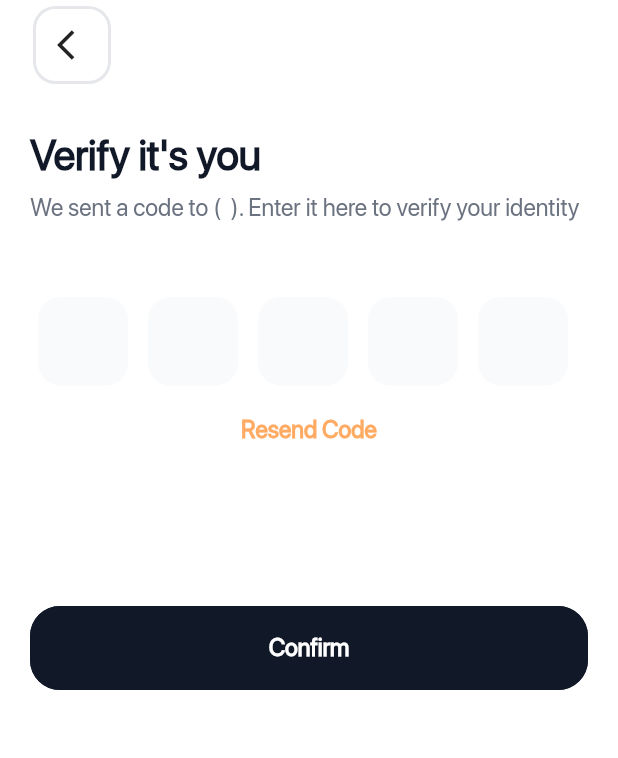
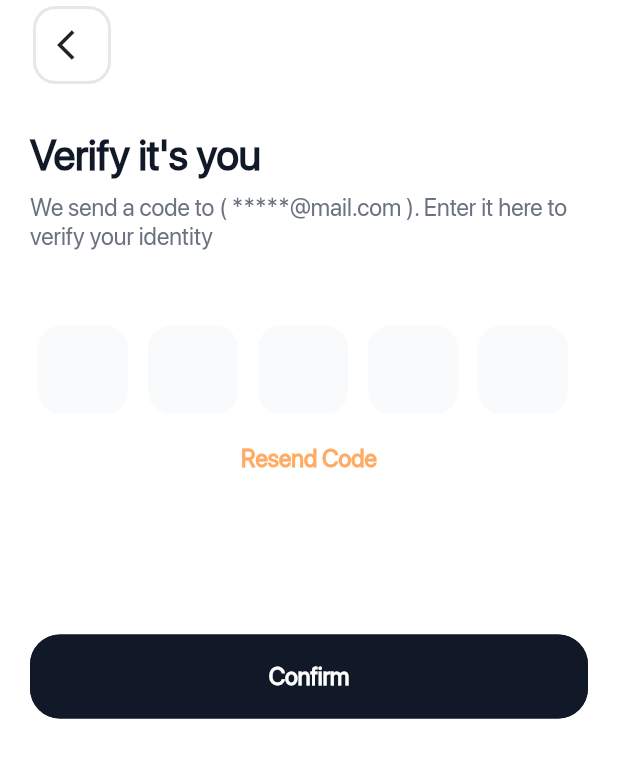
Before and after one commit to BashirYesufu/TEstRepo, a Flutter app: the ForgotPasswordScreen screen opened by its route, after a tap on "Send verification code", on a phone screen of 412 x 824 dp. Shown: the top 758 px of the screen. Run offline on Flutter 3.47's test engine with Material 2 defaults, Android fonts, the phone set to English and light mode, and no system bars; drawn by our look-alikes of flutter_otp_text_field, modal_progress_hud_nsn; our stand-ins replace country_picker, font_awesome_flutter, loading_animation_widget, shared_preferences, smooth_page_indicator; accounts and stored records are empty.

Commit message:
fix forgot password flow

```diff
--- a/lib/routes.dart
+++ b/lib/routes.dart
@@ -1,6 +1,7 @@
 import 'package:apex/screens/authentication/country_residence_screen.dart';
 import 'package:apex/screens/authentication/email_verification_screen.dart';
 import 'package:apex/screens/authentication/forgot_password_screen.dart';
+import 'package:apex/screens/authentication/forgot_verification_screen.dart';
 import 'package:apex/screens/authentication/new_password_screen.dart';
 import 'package:apex/screens/authentication/password_confirmation_screen.dart';
 import 'package:apex/screens/authentication/pin_code_screen.dart';
@@ -28,6 +29,7 @@ class RouteHandler {
     CountryResidenceScreen.screenID: (context) => CountryResidenceScreen(),
     PinCreatedScreen.screenID: (context) => PinCreatedScreen(),
     PinCodeScreen.screenID: (context) => PinCodeScreen(),
+    ForgotVerificationScreen.screenID: (context) => ForgotVerificationScreen(),
   };
   static Route<dynamic>? generateRoute(RouteSettings route) {
     switch (route.name) {
--- a/lib/screens/authentication/forgot_password_screen.dart
+++ b/lib/screens/authentication/forgot_password_screen.dart
@@ -2,7 +2,7 @@ import 'package:apex/components/apex_button.dart';
 import 'package:apex/components/apex_scaffold.dart';
 import 'package:apex/components/apex_textfield.dart';
 import 'package:apex/components/screen_title.dart';
-import 'package:apex/screens/authentication/email_verification_screen.dart';
+import 'package:apex/screens/authentication/forgot_verification_screen.dart';
 import 'package:flutter/material.dart';
 
 class ForgotPasswordScreen extends StatelessWidget {
@@ -26,7 +26,7 @@ class ForgotPasswordScreen extends StatelessWidget {
         ),
         ApexButton(
           onPressed: () {
-            Navigator.pushNamed(context, EmailVerificationScreen.screenID);
+            Navigator.pushNamed(context, ForgotVerificationScreen.screenID);
           },
           text: 'Send verification code',
         ),
--- /dev/null
+++ b/lib/screens/authentication/forgot_verification_screen.dart
@@ -0,0 +1,105 @@
+import 'package:apex/components/apex_button.dart';
+import 'package:apex/components/apex_scaffold.dart';
+import 'package:apex/components/screen_title.dart';
+import 'package:apex/constants/color_constants.dart';
+import 'package:apex/constants/text_styles.dart';
+import 'package:apex/screens/authentication/new_password_screen.dart';
+import 'package:apex/utilities/alert_handler.dart';
+import 'package:flutter/material.dart';
+import 'package:flutter_otp_text_field/flutter_otp_text_field.dart';
+import 'package:provider/provider.dart';
+import '../../utilities/provider/providers/loading_provider.dart';
+
+
+class ForgotVerificationScreen extends StatelessWidget {
+  ForgotVerificationScreen({Key? key}) : super(key: key);
+  static const screenID = "ForgotVerification";
+
+  @override
+  Widget build(BuildContext context) {
+    final loader = Provider.of<LoadingStateProvider>(context);
+    return ApexScaffold(
+      children: [
+        ScreenTitle(
+          title: 'Verify it\'s you',
+          subTitle:
+          'We send a code to ( *****@mail.com ). Enter it here to verify your identity',
+        ),
+        Padding(
+          padding: const EdgeInsets.symmetric(vertical: 20.0),
+          child: OtpTextField(
+            numberOfFields: 5,
+            mainAxisAlignment: MainAxisAlignment.spaceEvenly,
+            showCursor: false,
+            fieldWidth: 60,
+            textStyle: ApexTextStyles.kBlack16,
+            showFieldAsBox: true,
+            autoFocus: true,
+            hasCustomInputDecoration: true,
+            decoration: InputDecoration(
+              filled: true,
+              fillColor: ApexColors.lightGrey,
+              counterText: '',
+              border: OutlineInputBorder(
+                borderSide: BorderSide.none,
+                borderRadius: BorderRadius.all(Radius.circular(15.0)),
+              ),
+              focusedBorder: OutlineInputBorder(
+                borderSide: BorderSide(color: ApexColors.orange, width: 1.0),
+                borderRadius: BorderRadius.all(Radius.circular(15.0)),
+              ),
+            ),
+            //runs when every textfield is filled
+            onSubmit: (String verificationCode) async {
+                loader.load();
+                Future.delayed(Duration(seconds: 2));
+                loader.stop();
+                AlertHandler.showPopup(
+                  context: context,
+                  alert:
+                  'Your email has been verified. Please create a new password',
+                  onPressed: () => Navigator.pushNamed(context, NewPasswordScreen.screenID),
+                );
+            }, // end onSubmit
+          ),
+        ),
+        InkWell(
+          onTap: () async {
+            loader.load();
+            Future.delayed(Duration(seconds: 2));
+            loader.stop();
+            AlertHandler.showPopup(
+              context: context,
+              hasCloseButton: false,
+              alert:
+              'Another token has been sent to your mail, '
+                  'Enter it here to verify your identity',
+            );
+          },
+          child: Text(
+            'Resend Code',
+            style: ApexTextStyles.kOrange16,
+          ),
+        ),
+        SizedBox(
+          height: MediaQuery.of(context).size.height / 8,
+        ),
+        ApexButton(
+          onPressed: () {
+            loader.load();
+            Future.delayed(Duration(seconds: 2));
+            loader.stop();
+            AlertHandler.showPopup(
+              context: context,
+              hasCloseButton: false,
+              alert:
+              'Your email has been verified. Please create a new password',
+              onPressed: () => Navigator.pushNamed(context, NewPasswordScreen.screenID),
+            );
+          },
+          text: 'Confirm',
+        ),
+      ],
+    );
+  }
+}
--- a/lib/screens/authentication/new_password_screen.dart
+++ b/lib/screens/authentication/new_password_screen.dart
@@ -14,7 +14,6 @@ class NewPasswordScreen extends StatelessWidget {
     return ApexScaffold(
       bottomNavBar: ApexButton(
         onPressed: (){
-          //TODO: create new password
           Navigator.pushNamed(context, PasswordConfirmationScreen.screenID);
         },
         text: 'Create new password',
--- a/lib/screens/onboarding/onboarding_screen.dart
+++ b/lib/screens/onboarding/onboarding_screen.dart
@@ -26,7 +26,7 @@ class OnBoardingScreen extends StatelessWidget {
       ),
       trailing: [
         Transform.translate(
-          offset: Offset(-20.0, 0.0),
+          offset: Offset(-20.0, 20.0),
           child: InkWell(
             onTap: (){
               setOnboardedStatus();
```
Also changed, not shown: lib/screens/authentication/password_confirmation_screen.dart (+10 -2 lines).
